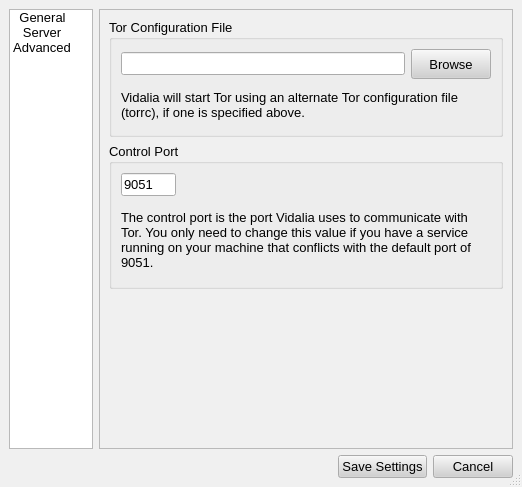
Old version of the form src/gui/configdialog/configdialog.ui in the repository a-ilin/vidalia.
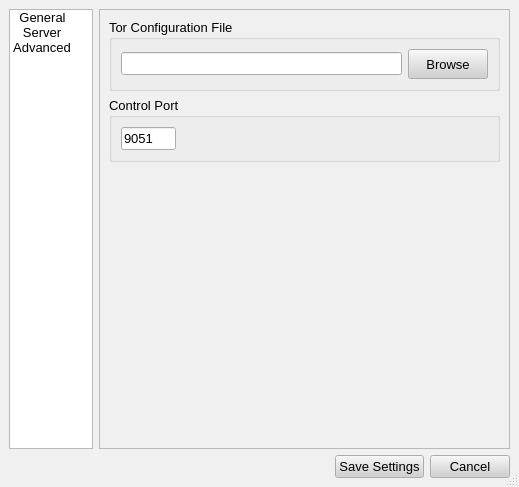
New version of the form. The open tabs and pages were chosen to show the change. Icons and pictures are not drawn.

Commit message:
Hide option to start Vidalia on system boot if not running on Win32, for now. Small layout changes to the form.
svn:r297

What changed in the file:
```diff
--- a/src/gui/configdialog/configdialog.ui
+++ b/src/gui/configdialog/configdialog.ui
@@ -8,8 +8,8 @@
    <rect>
     <x>0</x>
     <y>0</y>
-    <width>490</width>
-    <height>396</height>
+    <width>461</width>
+    <height>372</height>
    </rect>
   </property>
   <property name="palette" >
@@ -1577,41 +1577,6 @@
               </item>
              </layout>
             </item>
-            <item>
-             <widget class="QLabel" name="lblConfigFile" >
-              <property name="minimumSize" >
-               <size>
-                <width>370</width>
-                <height>40</height>
-               </size>
-              </property>
-              <property name="font" >
-               <font>
-                <family>Arial</family>
-                <pointsize>10</pointsize>
-                <weight>50</weight>
-                <italic>false</italic>
-                <bold>false</bold>
-                <underline>false</underline>
-                <strikeout>false</strikeout>
-               </font>
-              </property>
-              <property name="contextMenuPolicy" >
-               <enum>Qt::NoContextMenu</enum>
-              </property>
-              <property name="text" >
-               <string>&lt;html>&lt;head>&lt;meta name="qrichtext" content="1"
-               />&lt;/head>&lt;body style=" white-space: pre-wrap;
-               font-family:Arial; font-size:10pt; font-weight:400;
-               font-style:normal; text-decoration:none;">&lt;p style="
-               margin-top:0px; margin-bottom:0px; margin-left:0px;
-               margin-right:0px; -qt-block-indent:0; text-indent:0px;">Vidalia will start Tor using an alternate Tor configuration file (torrc), if one is specified above.&lt;/p>&lt;/body>&lt;/html></string>
-              </property>
-              <property name="wordWrap" >
-               <bool>true</bool>
-              </property>
-             </widget>
-            </item>
            </layout>
           </widget>
          </item>
@@ -1677,42 +1642,6 @@
               </item>
              </layout>
             </item>
-            <item>
-             <widget class="QLabel" name="lblPortLabel" >
-              <property name="minimumSize" >
-               <size>
-                <width>370</width>
-                <height>75</height>
-               </size>
-              </property>
-              <property name="font" >
-               <font>
-                <family>Arial</family>
-                <pointsize>10</pointsize>
-                <weight>50</weight>
-                <italic>false</italic>
-                <bold>false</bold>
-                <underline>false</underline>
-                <strikeout>false</strikeout>
-               </font>
-              </property>
-              <property name="contextMenuPolicy" >
-               <enum>Qt::NoContextMenu</enum>
-              </property>
-              <property name="text" >
-               <string>The control port is the port Vidalia uses to communicate with Tor. You only need to change this value if you have a service running on your machine that conflicts with the default port of 9051.</string>
-              </property>
-              <property name="textFormat" >
-               <enum>Qt::AutoText</enum>
-              </property>
-              <property name="wordWrap" >
-               <bool>true</bool>
-              </property>
-              <property name="margin" >
-               <number>0</number>
-              </property>
-             </widget>
-            </item>
            </layout>
           </widget>
          </item>
```
Left out of the diff: 41 changed lines with no effect on the pictures. The commit also changes 1 other file.
